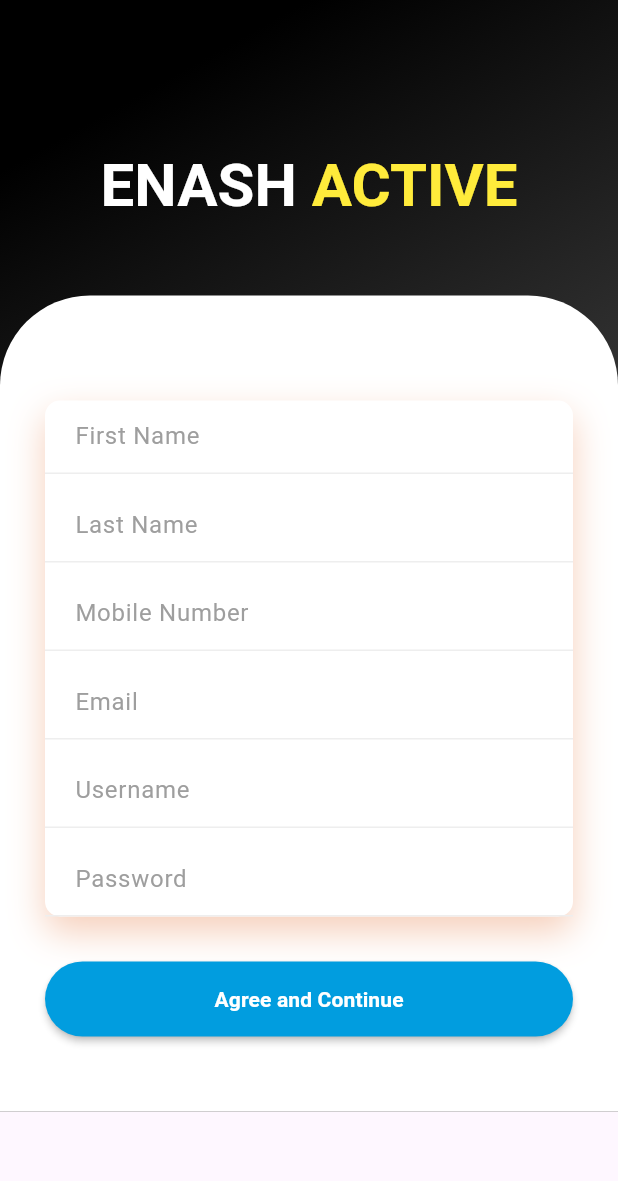
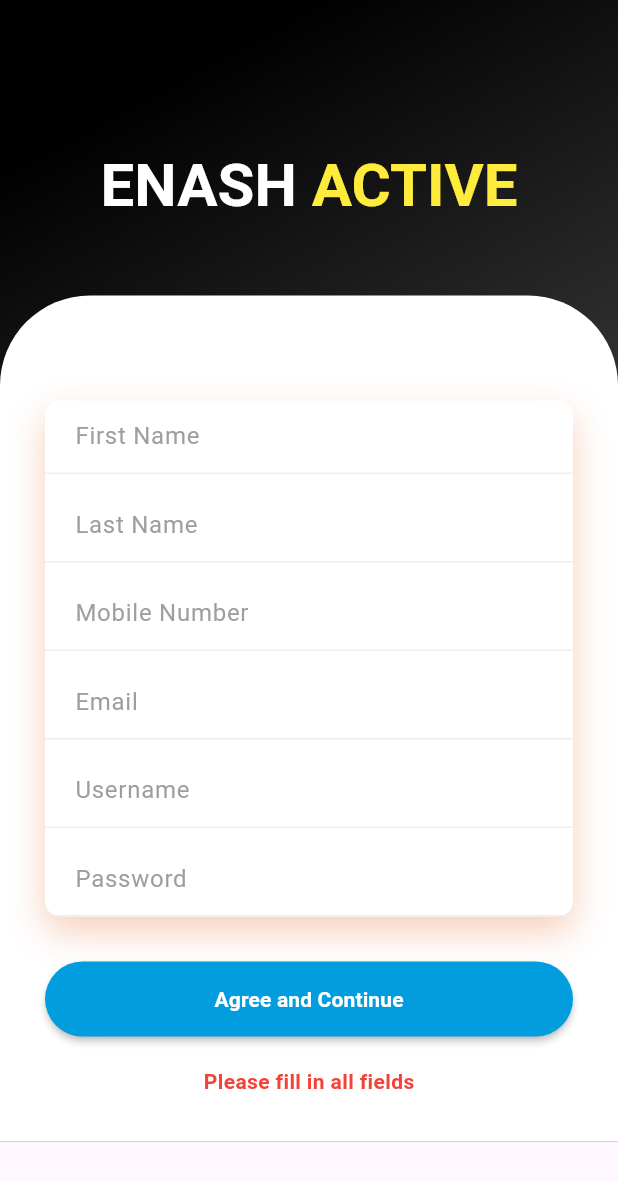
Before and after one commit to DharshithaSrimal/Enash-Active-FE, a Flutter app: the SignUpPage screen opened directly, after a tap on "Agree and Continue", on a phone screen of 412 x 824 dp. Shown: the top 1181 px of the screen. Run offline on Flutter 3.47's test engine with Material 3 defaults, Android fonts, the phone set to English and light mode, and no system bars; our stand-ins replace animate_do.

Commit message:
Update SignUpPage code
Improve code structure in SignUpPage , Add form validation and error handling ,

```diff
--- a/stadium_reservation/lib/signUpPage.dart
+++ b/stadium_reservation/lib/signUpPage.dart
@@ -8,7 +8,21 @@
   ),
 );
 
-class SignUpPage extends StatelessWidget {
+class SignUpPage extends StatefulWidget {
+  @override
+  _SignUpPageState createState() => _SignUpPageState();
+}
+
+class _SignUpPageState extends State<SignUpPage> {
+  TextEditingController firstNameController = TextEditingController();
+  TextEditingController lastNameController = TextEditingController();
+  TextEditingController mobileNumberController = TextEditingController();
+  TextEditingController emailController = TextEditingController();
+  TextEditingController usernameController = TextEditingController();
+  TextEditingController passwordController = TextEditingController();
+
+  String errorMessage = '';
+
   @override
   Widget build(BuildContext context) {
     return Scaffold(
@@ -19,7 +33,11 @@
             decoration: BoxDecoration(
               gradient: LinearGradient(
                 begin: Alignment.topCenter,
-                colors: [Colors.black, Colors.grey.shade900, Colors.grey.shade800],
+                colors: [
+                  Colors.black,
+                  Colors.grey.shade900,
+                  Colors.grey.shade800
+                ],
               ),
             ),
             child: Column(
@@ -34,7 +52,7 @@
                       children: <Widget>[
                         FadeInUp(
                           child: RichText(
-                            text: const TextSpan(
+                            text: TextSpan(
                               children: [
                                 TextSpan(
                                   text: "ENASH ",
@@ -90,22 +108,38 @@
                                   color: Color.fromRGBO(225, 95, 27, .3),
                                   blurRadius: 20,
                                   offset: Offset(0, 10),
-                                ),
+                                )
                               ],
                             ),
                             child: Column(
                               children: <Widget>[
-                                buildTextField("First Name"),
+                                buildTextField(
+                                  "First Name",
+                                  firstNameController,
+                                ),
                                 SizedBox(height: 10),
-                                buildTextField("Last Name"),
+                                buildTextField(
+                                  "Last Name",
+                                  lastNameController,
+                                ),
                                 SizedBox(height: 10),
-                                buildTextField("Mobile Number"),
+                                buildTextField(
+                                  "Mobile Number",
+                                  mobileNumberController,
+                                ),
                                 SizedBox(height: 10),
-                                buildTextField("Email"),
+                                buildTextField("Email", emailController),
                                 SizedBox(height: 10),
-                                buildTextField("Username"),
+                                buildTextField(
+                                  "Username",
+                                  usernameController,
+                                ),
                                 SizedBox(height: 10),
-                                buildTextField("Password", isPassword: true),
+                                buildTextField(
+                                  "Password",
+                                  passwordController,
+                                  isPassword: true,
+                                ),
                               ],
                             ),
                           ),
@@ -116,7 +150,16 @@
                         FadeInUp(
                           duration: Duration(milliseconds: 1500),
                           child: MaterialButton(
-                            onPressed: () {},
+                            onPressed: () {
+                              if (validateForm()) {
+                                // All fields are filled, proceed with your logic
+                                print('Form is valid');
+                                clearErrorMessage();
+                              } else {
+                                // Display an error message
+                                setErrorMessage('Please fill in all fields');
+                              }
+                            },
                             height: 50,
                             color: Color.fromARGB(255, 1, 157, 223),
                             shape: RoundedRectangleBorder(
@@ -136,6 +179,14 @@
                         SizedBox(
                           height: 20,
                         ),
+                        if (errorMessage.isNotEmpty)
+                          Text(
+                            errorMessage,
+                            style: TextStyle(
+                              color: Colors.red,
+                              fontWeight: FontWeight.bold,
+                            ),
+                          ),
                       ],
                     ),
                   ),
@@ -148,7 +199,20 @@
     );
   }
 
-  Widget buildTextField(String hintText, {bool isPassword = false}) {
+  bool validateForm() {
+    return firstNameController.text.isNotEmpty &&
+        lastNameController.text.isNotEmpty &&
+        mobileNumberController.text.isNotEmpty &&
+        emailController.text.isNotEmpty &&
+        usernameController.text.isNotEmpty &&
+        passwordController.text.isNotEmpty;
+  }
+
+  Widget buildTextField(
+      String hintText,
+      TextEditingController controller, {
+        bool isPassword = false,
+      }) {
     return Container(
       width: double.infinity,
       padding: EdgeInsets.symmetric(horizontal: 20),
@@ -156,7 +220,12 @@
         border: Border(bottom: BorderSide(color: Colors.grey.shade200)),
       ),
       child: TextField(
+        controller: controller,
         obscureText: isPassword,
+        onChanged: (value) {
+          // Clear the error message when any field changes
+          clearErrorMessage();
+        },
         decoration: InputDecoration(
           hintText: hintText,
           hintStyle: TextStyle(color: Colors.grey),
@@ -165,4 +234,16 @@
       ),
     );
   }
+
+  void setErrorMessage(String message) {
+    setState(() {
+      errorMessage = message;
+    });
+  }
+
+  void clearErrorMessage() {
+    setState(() {
+      errorMessage = '';
+    });
+  }
 }
```
Also changed, not shown: 1 other file.
